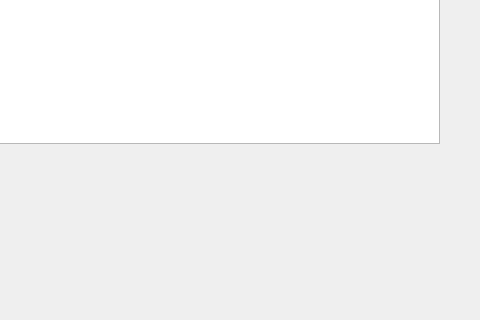
ilyashir/LARCmaCS, file LARCmaCS/larcmacs.ui: the form before one commit; both pictures show x 320 to 800 and y 280 to 600 of the 800 by 600 pixel window.
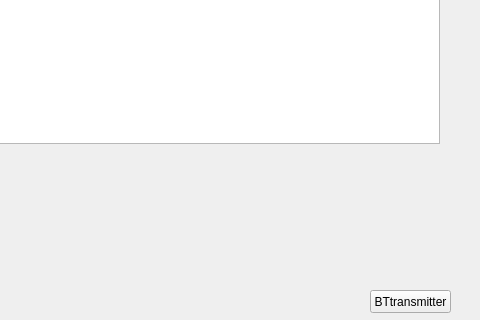
The form after the commit.

Commit message:
Добавлена checkbox-форма для BT
10 строчек, каждая отвечает за своего робота.
(переправлять или нет). Пока не подключено, переправляется всё.

```diff
--- a/LARCmaCS/larcmacs.ui
+++ b/LARCmaCS/larcmacs.ui
@@ -61,6 +61,19 @@
     <string>10</string>
    </property>
   </widget>
+  <widget class="QPushButton" name="pushButton">
+   <property name="geometry">
+    <rect>
+     <x>690</x>
+     <y>570</y>
+     <width>81</width>
+     <height>23</height>
+    </rect>
+   </property>
+   <property name="text">
+    <string>BTtransmitter</string>
+   </property>
+  </widget>
  </widget>
  <layoutdefault spacing="6" margin="11"/>
  <resources/>
```
The commit also changes 6 other files.
